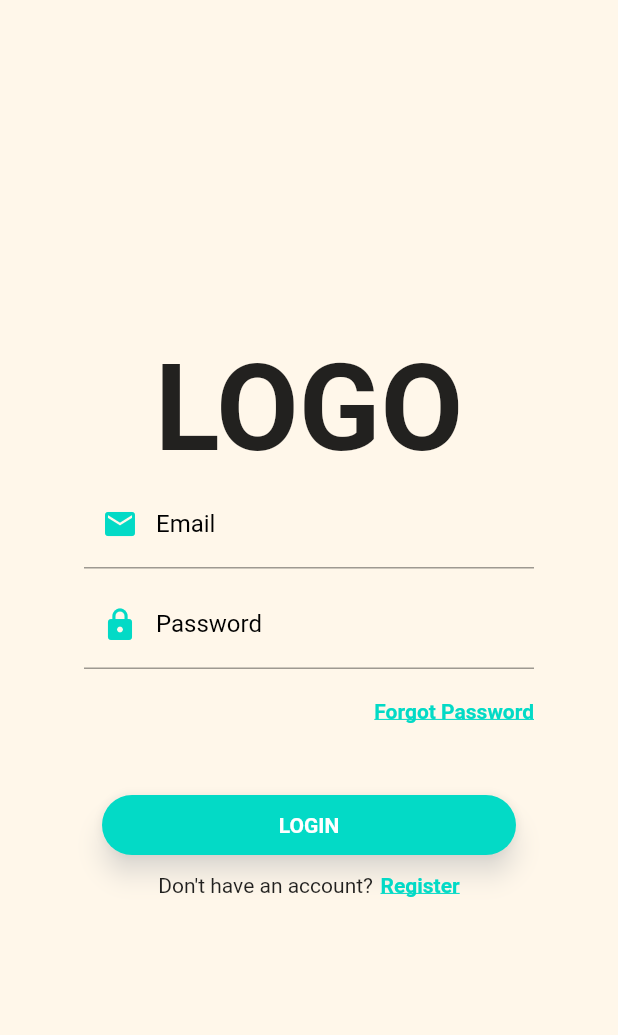
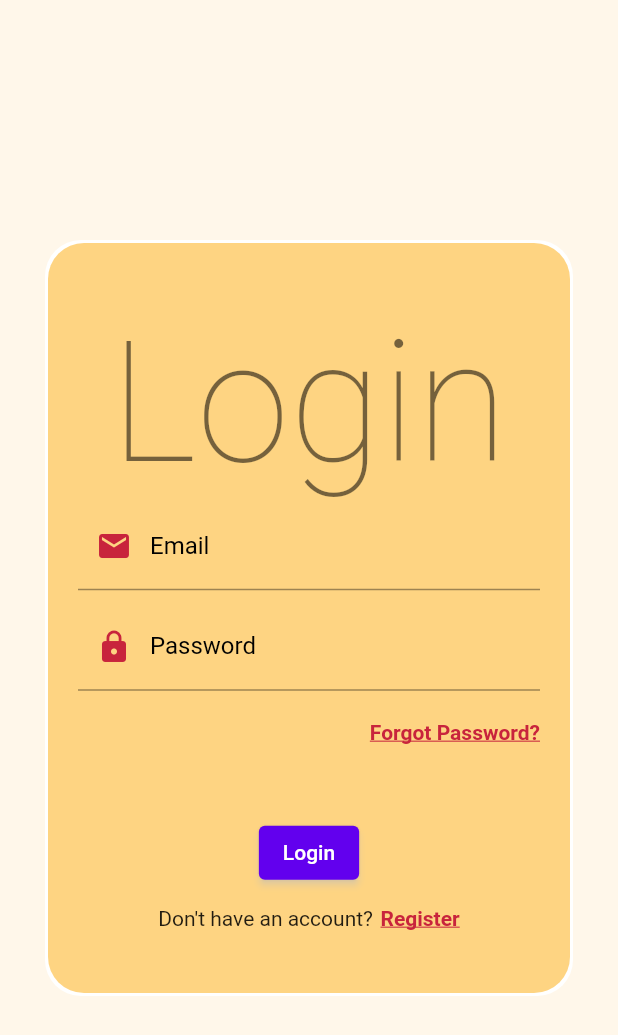
Before and after one commit to FaMiFisH/mobileapp, a Flutter app: the screen it shows after launch, on a phone screen of 412 x 824 dp. Shown: the top 1035 px of the screen. Run offline on Flutter 3.47's test engine with Material 2 defaults, Android fonts, the phone set to English and light mode, and no system bars; our stand-ins replace shared_preferences.

Commit message:
changed button

```diff
--- a/lib/interfaces/LoginScreen.dart
+++ b/lib/interfaces/LoginScreen.dart
@@ -1,5 +1,7 @@
+import 'package:alevelcoursework/interfaces/components/themeSwitch.dart';
 import 'package:flutter/cupertino.dart';
 import 'package:flutter/material.dart';
+import 'HomeScreen.dart';
 
 class LoginScreen extends StatefulWidget {
   @override
@@ -48,11 +50,24 @@ class _LoginScreenState extends State<LoginScreen> {
   @override
   Widget build(BuildContext context) {
     return Scaffold(
-        body: Padding(
+        body: SafeArea(
+            child: Padding(
                 padding: const EdgeInsets.all(32.0),
                 child: Center(
                     child: ConstrainedBox(
-          constraints: BoxConstraints(maxHeight: 500.0, maxWidth: 300.0),
+                        constraints:
+                            BoxConstraints(maxHeight: 500.0, maxWidth: 350.0),
+                        child: Container(
+                          padding: EdgeInsets.all(20.0),
+                          decoration: BoxDecoration(
+                              color: Theme.of(context).primaryColorLight,
+                              border: Border(),
+                              boxShadow: [
+                                BoxShadow(
+                                    color: Theme.of(context).shadowColor,
+                                    spreadRadius: 2),
+                              ],
+                              borderRadius: BorderRadius.circular(24)),
                           child: Column(
                               crossAxisAlignment: CrossAxisAlignment.center,
                               mainAxisAlignment: MainAxisAlignment.center,
@@ -60,9 +75,11 @@ class _LoginScreenState extends State<LoginScreen> {
                                 //Logo
                                 Container(
                                     // TODO: add the image logo instead of text
-                    child: Text(
-                  "LOGO",
-                  style: TextStyle(fontSize: 80.0, fontWeight: FontWeight.bold),
+                                    child: Text("Login",
+                                        style: Theme.of(context)
+                                            .textTheme
+                                            .headline1
+                                        //TextStyle(fontSize: 48.0, fontWeight: FontWeight.bold),
                                         )),
                                 //Text boxes
                                 Container(
@@ -72,18 +89,23 @@ class _LoginScreenState extends State<LoginScreen> {
                                     controller: emailController,
                                     decoration: InputDecoration(
                                         labelText: "Email",
-                        labelStyle:
-                            TextStyle(color: Theme.of(context).hintColor),
+                                        labelStyle: TextStyle(
+                                            color: Theme.of(context).hintColor),
                                         focusedBorder: UnderlineInputBorder(
                                             borderSide: BorderSide(
-                                color: Theme.of(context).accentColor)),
+                                                color: Theme.of(context)
+                                                    .accentColor)),
                                         prefixIcon: Icon(Icons.email,
-                            color: Theme.of(context).accentColor),
-                        suffixIcon: emailController.text.isNotEmpty
+                                            color: Theme.of(context)
+                                                .primaryColorDark),
+                                        suffixIcon: emailController
+                                                .text.isNotEmpty
                                             ? IconButton(
                                                 icon: Icon(Icons.clear,
-                                    color: Theme.of(context).accentColor),
-                                onPressed: () => {emailController.clear()},
+                                                    color: Theme.of(context)
+                                                        .primaryColorDark),
+                                                onPressed: () =>
+                                                    {emailController.clear()},
                                               )
                                             : SizedBox.shrink()),
                                   ),
@@ -92,30 +114,42 @@ class _LoginScreenState extends State<LoginScreen> {
                                     controller: passController,
                                     decoration: InputDecoration(
                                         labelText: "Password",
-                        labelStyle:
-                            TextStyle(color: Theme.of(context).hintColor),
+                                        labelStyle: TextStyle(
+                                            color: Theme.of(context).hintColor),
                                         focusedBorder: UnderlineInputBorder(
                                             borderSide: BorderSide(
-                                color: Theme.of(context).primaryColor)),
+                                                color: Theme.of(context)
+                                                    .accentColor)),
                                         prefixIcon: Icon(Icons.lock,
-                            color: Theme.of(context).accentColor),
+                                            color: Theme.of(context)
+                                                .primaryColorDark),
                                         suffixIcon: Row(
-                          mainAxisAlignment: MainAxisAlignment.spaceBetween,
+                                          mainAxisAlignment:
+                                              MainAxisAlignment.spaceBetween,
                                           mainAxisSize: MainAxisSize.min,
-                          children: passController.text.isNotEmpty
+                                          children: passController
+                                                  .text.isNotEmpty
                                               ? [
                                                   IconButton(
-                                      icon: Icon(Icons.clear),
-                                      onPressed: () =>
-                                          {passController.clear()}),
+                                                      icon: Icon(Icons.clear,
+                                                          color: Theme.of(
+                                                                  context)
+                                                              .primaryColorDark),
+                                                      onPressed: () => {
+                                                            passController
+                                                                .clear()
+                                                          }),
                                                   IconButton(
                                                       icon: Icon(
                                                         hidePass
-                                            ? Icons.visibility_off
+                                                            ? Icons
+                                                                .visibility_off
                                                             : Icons.visibility,
-                                        color: Theme.of(context).accentColor,
+                                                        color: Theme.of(context)
+                                                            .primaryColorDark,
                                                       ),
-                                      onPressed: () => toggleVisibility()),
+                                                      onPressed: () =>
+                                                          toggleVisibility()),
                                                 ]
                                               : [],
                                         )),
@@ -128,57 +162,46 @@ class _LoginScreenState extends State<LoginScreen> {
                                       alignment: Alignment(1.0, 0.0),
                                       padding: EdgeInsets.only(top: 12.0),
                                       child: InkWell(
-                          child: Text("Forgot Password",
+                                          child: Text("Forgot Password?",
                                               style: TextStyle(
-                                  color: Theme.of(context).accentColor,
+                                                  color: Theme.of(context)
+                                                      .primaryColorDark,
                                                   fontWeight: FontWeight.bold,
-                                  decoration: TextDecoration.underline))))
+                                                  decoration: TextDecoration
+                                                      .underline))))
                                 ])),
                                 SizedBox(height: 48.0),
                                 //buttons
                                 Container(
-                  //padding: EdgeInsets.fromLTRB(20, top, right, bottom)
-                  child: Column(children: <Widget>[
-                    Container(
-                        height: 40.0,
-                        padding: EdgeInsets.fromLTRB(12.0, 0.0, 12.0, 0.0),
-                        child: Material(
-                            borderRadius: BorderRadius.circular(20.0),
-                            shadowColor: Theme.of(context).shadowColor,
-                            color: Theme.of(context).accentColor,
-                            elevation: 7.0,
-                            child: GestureDetector(
-                                onTap: () {
-                                  Navigator.of(context).pushNamed("Home");
-                                },
-                                child: Center(
-                                  child: Text("LOGIN",
-                                      style: TextStyle(
-                                          color: Colors.white,
-                                          fontWeight: FontWeight.bold)),
-                                )))),
+                                  child: Column(children: [
+                                    ElevatedButton(
+                                      onPressed: () => runApp(HomePage()),
+                                      child: Text("Login"),
+                                    ),
                                     SizedBox(height: 12.0),
                                     Row(
-                      mainAxisAlignment: MainAxisAlignment.center,
+                                      mainAxisAlignment:
+                                          MainAxisAlignment.center,
                                       children: <Widget>[
                                         Text("Don't have an account?"),
                                         SizedBox(width: 5.0),
                                         InkWell(
                                             onTap: () {
-                              Navigator.of(context).pushNamed("Register");
+                                              Navigator.of(context)
+                                                  .pushNamed("Register");
                                             },
                                             child: Text("Register",
                                                 style: TextStyle(
-                                    color: Theme.of(context).accentColor,
+                                                    color: Theme.of(context)
+                                                        .primaryColorDark,
                                                     fontWeight: FontWeight.bold,
-                                    decoration: TextDecoration.underline)))
+                                                    decoration: TextDecoration
+                                                        .underline)))
                                       ],
                                     )
                                   ]),
-                )
+                                ),
                               ]),
-        ),
-      ),
-    ));
+                        ))))));
   }
 }
```
Lines whose indentation alone changed are shown as unchanged.
